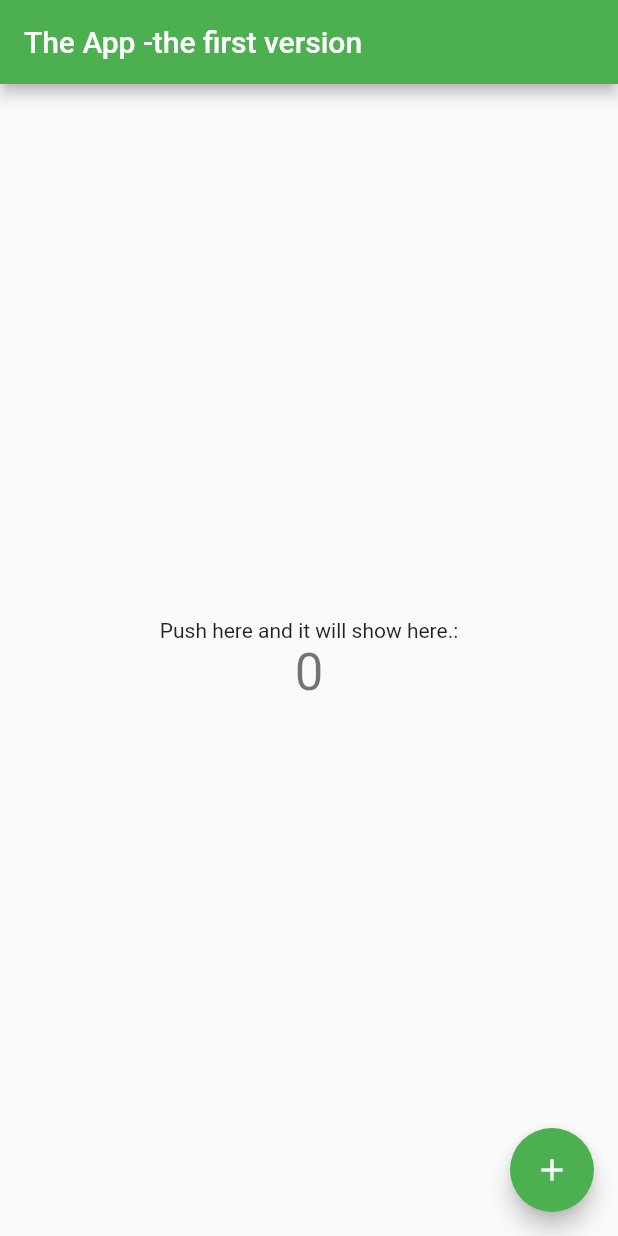
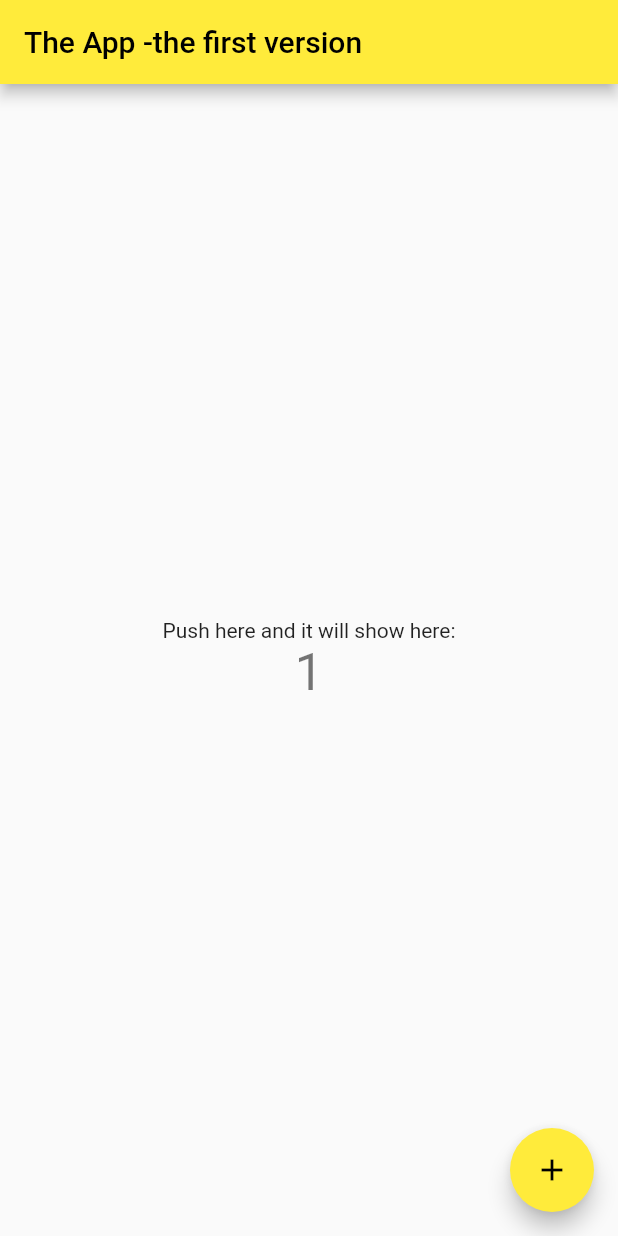
Before and after one commit to Nurzhamalyrys/31github, a Flutter app: the screen it shows after launch, on a phone screen of 412 x 824 dp. Run offline on Flutter 3.47's test engine with Material 2 defaults, Android fonts, the phone set to English and light mode, and no system bars.

Commit message:
added new function

```diff
--- a/lib/main.dart
+++ b/lib/main.dart
@@ -22,7 +22,7 @@ class MyApp extends StatelessWidget {
         // or simply save your changes to "hot reload" in a Flutter IDE).
         // Notice that the counter didn't reset back to zero; the application
         // is not restarted.
-        primarySwatch: Colors.green,
+        primarySwatch: Colors.yellow,
       ),
       home: const MyHomePage(title: 'The App -the first version'),
     );
@@ -48,7 +48,7 @@ class MyHomePage extends StatefulWidget {
 }
 
 class _MyHomePageState extends State<MyHomePage> {
-  int _counter = 0;
+  int _counter = 1;
 
   void _incrementCounter() {
     setState(() {
@@ -96,7 +96,7 @@ class _MyHomePageState extends State<MyHomePage> {
           mainAxisAlignment: MainAxisAlignment.center,
           children: <Widget>[
             const Text(
-              'Push here and it will show here.:',
+              'Push here and it will show here:',
             ),
             Text(
               '$_counter',
```
